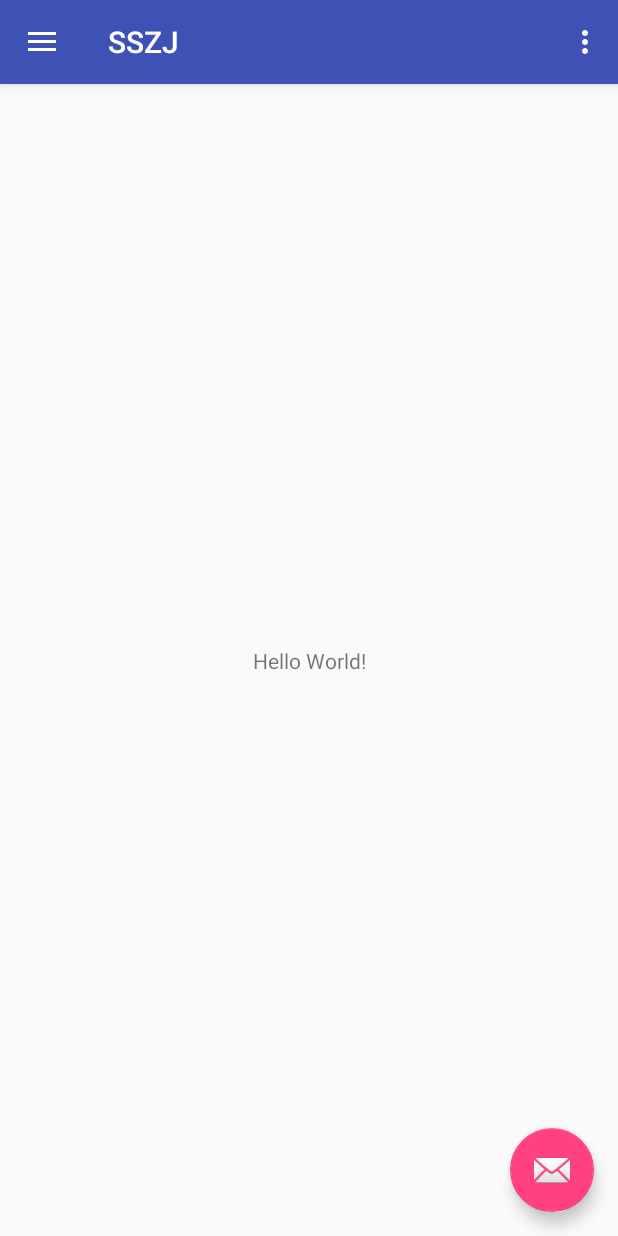
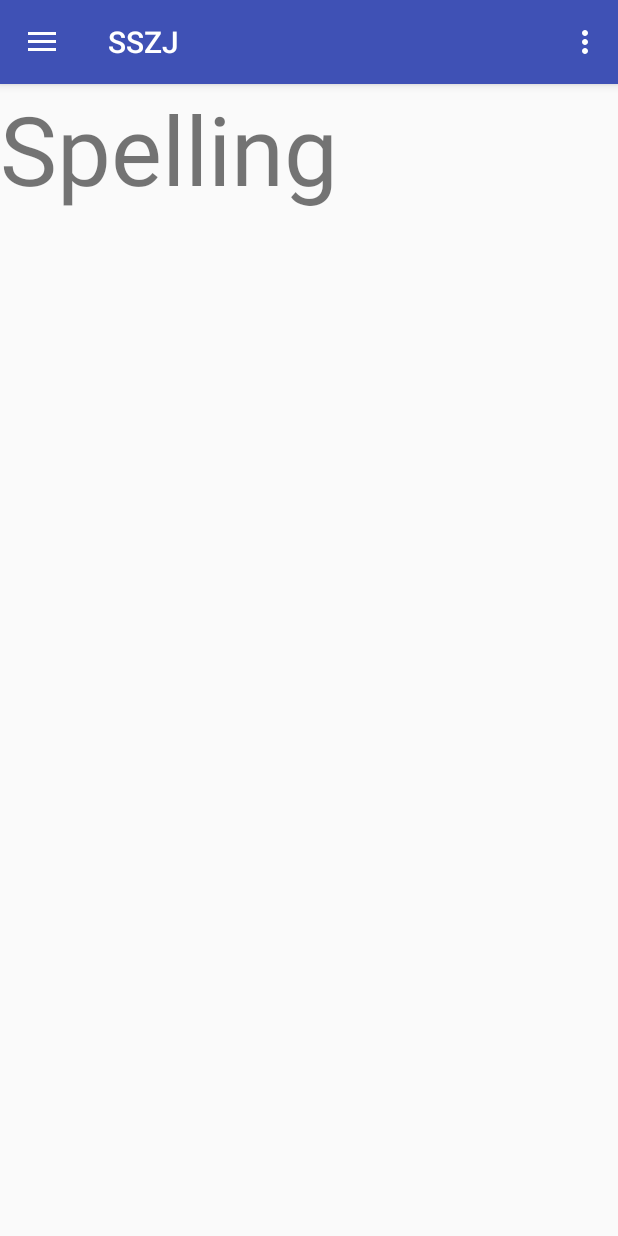
Before and after one commit to peterfajdiga/SSZJ-Android, an Android app: the screen it shows after launch (MainActivity), in the side drawer, after a tap on "Črkovanje", on a phone screen of 412 x 824 dp. Run offline under Robolectric (Android 15) with nearby library versions, the light colour scheme and no system bars; 1 statement that could not run was skipped.

Commit message:
fragments

```diff
--- a/app/build.gradle
+++ b/app/build.gradle
@@ -27,5 +27,6 @@ dependencies {
     compile 'com.android.support:appcompat-v7:25.3.1'
     compile 'com.android.support:design:25.3.1'
     compile 'com.android.support.constraint:constraint-layout:1.0.2'
+    compile 'com.android.support:support-v4:25.3.1'
     testCompile 'junit:junit:4.12'
 }
--- a/app/src/main/java/peterfajdiga/sszj/MainActivity.java
+++ b/app/src/main/java/peterfajdiga/sszj/MainActivity.java
@@ -1,8 +1,11 @@
 package peterfajdiga.sszj;
 
+import android.net.Uri;
 import android.os.Bundle;
 import android.support.design.widget.FloatingActionButton;
 import android.support.design.widget.Snackbar;
+import android.support.v4.app.Fragment;
+import android.support.v4.app.FragmentManager;
 import android.view.View;
 import android.support.design.widget.NavigationView;
 import android.support.v4.view.GravityCompat;
@@ -14,7 +17,8 @@ import android.view.Menu;
 import android.view.MenuItem;
 
 public class MainActivity extends AppCompatActivity
-        implements NavigationView.OnNavigationItemSelectedListener {
+        implements NavigationView.OnNavigationItemSelectedListener,
+        SpellingFragment.OnFragmentInteractionListener {
 
     @Override
     protected void onCreate(Bundle savedInstanceState) {
@@ -22,15 +26,6 @@ public class MainActivity extends AppCompatActivity
         setContentView(R.layout.activity_main);
         Toolbar toolbar = (Toolbar) findViewById(R.id.toolbar);
         setSupportActionBar(toolbar);
-
-        FloatingActionButton fab = (FloatingActionButton) findViewById(R.id.fab);
-        fab.setOnClickListener(new View.OnClickListener() {
-            @Override
-            public void onClick(View view) {
-                Snackbar.make(view, "Replace with your own action", Snackbar.LENGTH_LONG)
-                        .setAction("Action", null).show();
-            }
-        });
 
         DrawerLayout drawer = (DrawerLayout) findViewById(R.id.drawer_layout);
         ActionBarDrawerToggle toggle = new ActionBarDrawerToggle(
@@ -77,6 +72,13 @@ public class MainActivity extends AppCompatActivity
     @SuppressWarnings("StatementWithEmptyBody")
     @Override
     public boolean onNavigationItemSelected(MenuItem item) {
+
+        // Create a new fragment and specify the planet to show based on position
+        Fragment fragment = null;
+        /*Bundle args = new Bundle();
+        args.putInt(PlanetFragment.ARG_PLANET_NUMBER, position);
+        fragment.setArguments(args);*/
+
         // Handle navigation view item clicks here.
         int id = item.getItemId();
 
@@ -85,15 +87,25 @@ public class MainActivity extends AppCompatActivity
         } else if (id == R.id.nav_sets) {
 
         } else if (id == R.id.nav_spelling) {
-
+            fragment = new SpellingFragment();
         } else if (id == R.id.nav_practice) {
 
         } else if (id == R.id.nav_about) {
 
         }
 
+        // Insert the fragment by replacing any existing fragment
+        FragmentManager fragmentManager = getSupportFragmentManager();
+        fragmentManager.beginTransaction()
+                .replace(R.id.content_frame, fragment)
+                .commit();
+
+
         DrawerLayout drawer = (DrawerLayout) findViewById(R.id.drawer_layout);
         drawer.closeDrawer(GravityCompat.START);
         return true;
     }
+
+    @Override
+    public void onFragmentInteraction(Uri uri) {}
 }
--- /dev/null
+++ b/app/src/main/java/peterfajdiga/sszj/SpellingFragment.java
@@ -0,0 +1,108 @@
+package peterfajdiga.sszj;
+
+import android.content.Context;
+import android.net.Uri;
+import android.os.Bundle;
+import android.support.v4.app.Fragment;
+import android.view.LayoutInflater;
+import android.view.View;
+import android.view.ViewGroup;
+
+
+/**
+ * A simple {@link Fragment} subclass.
+ * Activities that contain this fragment must implement the
+ * {@link SpellingFragment.OnFragmentInteractionListener} interface
+ * to handle interaction events.
+ * Use the {@link SpellingFragment#newInstance} factory method to
+ * create an instance of this fragment.
+ */
+public class SpellingFragment extends Fragment {
+    // TODO: Rename parameter arguments, choose names that match
+    // the fragment initialization parameters, e.g. ARG_ITEM_NUMBER
+    private static final String ARG_PARAM1 = "param1";
+    private static final String ARG_PARAM2 = "param2";
+
+    // TODO: Rename and change types of parameters
+    private String mParam1;
+    private String mParam2;
+
+    private OnFragmentInteractionListener mListener;
+
+    public SpellingFragment() {
+        // Required empty public constructor
+    }
+
+    /**
+     * Use this factory method to create a new instance of
+     * this fragment using the provided parameters.
+     *
+     * @param param1 Parameter 1.
+     * @param param2 Parameter 2.
+     * @return A new instance of fragment SpellingFragment.
+     */
+    // TODO: Rename and change types and number of parameters
+    public static SpellingFragment newInstance(String param1, String param2) {
+        SpellingFragment fragment = new SpellingFragment();
+        Bundle args = new Bundle();
+        args.putString(ARG_PARAM1, param1);
+        args.putString(ARG_PARAM2, param2);
+        fragment.setArguments(args);
+        return fragment;
+    }
+
+    @Override
+    public void onCreate(Bundle savedInstanceState) {
+        super.onCreate(savedInstanceState);
+        if (getArguments() != null) {
+            mParam1 = getArguments().getString(ARG_PARAM1);
+            mParam2 = getArguments().getString(ARG_PARAM2);
+        }
+    }
+
+    @Override
+    public View onCreateView(LayoutInflater inflater, ViewGroup container,
+                             Bundle savedInstanceState) {
+        // Inflate the layout for this fragment
+        return inflater.inflate(R.layout.fragment_spelling, container, false);
+    }
+
+    // TODO: Rename method, update argument and hook method into UI event
+    public void onButtonPressed(Uri uri) {
+        if (mListener != null) {
+            mListener.onFragmentInteraction(uri);
+        }
+    }
+
+    @Override
+    public void onAttach(Context context) {
+        super.onAttach(context);
+        if (context instanceof OnFragmentInteractionListener) {
+            mListener = (OnFragmentInteractionListener) context;
+        } else {
+            throw new RuntimeException(context.toString()
+                    + " must implement OnFragmentInteractionListener");
+        }
+    }
+
+    @Override
+    public void onDetach() {
+        super.onDetach();
+        mListener = null;
+    }
+
+    /**
+     * This interface must be implemented by activities that contain this
+     * fragment to allow an interaction in this fragment to be communicated
+     * to the activity and potentially other fragments contained in that
+     * activity.
+     * <p>
+     * See the Android Training lesson <a href=
+     * "http://developer.android.com/training/basics/fragments/communicating.html"
+     * >Communicating with Other Fragments</a> for more information.
+     */
+    public interface OnFragmentInteractionListener {
+        // TODO: Update argument type and name
+        void onFragmentInteraction(Uri uri);
+    }
+}
--- a/app/src/main/res/layout/app_bar_main.xml
+++ b/app/src/main/res/layout/app_bar_main.xml
@@ -1,9 +1,10 @@
 <?xml version="1.0" encoding="utf-8"?>
-<android.support.design.widget.CoordinatorLayout xmlns:android="http://schemas.android.com/apk/res/android"
+<android.support.v7.widget.LinearLayoutCompat xmlns:android="http://schemas.android.com/apk/res/android"
     xmlns:app="http://schemas.android.com/apk/res-auto"
     xmlns:tools="http://schemas.android.com/tools"
     android:layout_width="match_parent"
     android:layout_height="match_parent"
+    android:orientation="vertical"
     tools:context="peterfajdiga.sszj.MainActivity">
 
     <android.support.design.widget.AppBarLayout
@@ -20,14 +21,9 @@
 
     </android.support.design.widget.AppBarLayout>
 
-    <include layout="@layout/content_main" />
+    <FrameLayout
+        android:id="@+id/content_frame"
+        android:layout_width="match_parent"
+        android:layout_height="match_parent" />
 
-    <android.support.design.widget.FloatingActionButton
-        android:id="@+id/fab"
-        android:layout_width="wrap_content"
-        android:layout_height="wrap_content"
-        android:layout_gravity="bottom|end"
-        android:layout_margin="@dimen/fab_margin"
-        app:srcCompat="@android:drawable/ic_dialog_email" />
-
-</android.support.design.widget.CoordinatorLayout>
+</android.support.v7.widget.LinearLayoutCompat>
--- a/app/src/main/res/layout/content_main.xml
+++ /dev/null
@@ -1,20 +0,0 @@
-<?xml version="1.0" encoding="utf-8"?>
-<android.support.constraint.ConstraintLayout xmlns:android="http://schemas.android.com/apk/res/android"
-    xmlns:app="http://schemas.android.com/apk/res-auto"
-    xmlns:tools="http://schemas.android.com/tools"
-    android:layout_width="match_parent"
-    android:layout_height="match_parent"
-    app:layout_behavior="@string/appbar_scrolling_view_behavior"
-    tools:context="peterfajdiga.sszj.MainActivity"
-    tools:showIn="@layout/app_bar_main">
-
-    <TextView
-        android:layout_width="wrap_content"
-        android:layout_height="wrap_content"
-        android:text="Hello World!"
-        app:layout_constraintBottom_toBottomOf="parent"
-        app:layout_constraintLeft_toLeftOf="parent"
-        app:layout_constraintRight_toRightOf="parent"
-        app:layout_constraintTop_toTopOf="parent" />
-
-</android.support.constraint.ConstraintLayout>
--- /dev/null
+++ b/app/src/main/res/layout/fragment_spelling.xml
@@ -0,0 +1,14 @@
+<FrameLayout xmlns:android="http://schemas.android.com/apk/res/android"
+    xmlns:tools="http://schemas.android.com/tools"
+    android:layout_width="match_parent"
+    android:layout_height="match_parent"
+    tools:context="peterfajdiga.sszj.SpellingFragment">
+
+    <!-- TODO: Update blank fragment layout -->
+    <TextView
+        android:layout_width="match_parent"
+        android:layout_height="match_parent"
+        android:textSize="64dp"
+        android:text="Spelling" />
+
+</FrameLayout>
--- a/app/src/main/res/values/strings.xml
+++ b/app/src/main/res/values/strings.xml
@@ -11,4 +11,7 @@
     <string name="nav_spelling">Črkovanje</string>
     <string name="nav_practice">Vaje</string>
     <string name="nav_about">O slovarju</string>
+
+    <!-- TODO: Remove or change this placeholder text -->
+    <string name="hello_blank_fragment">Hello blank fragment</string>
 </resources>
```
